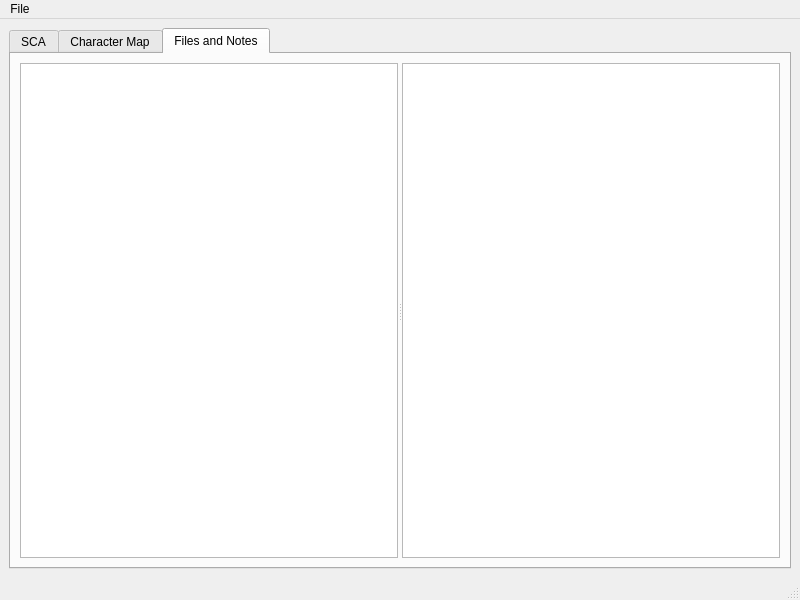
Sirraide/smyth, file ui/MainWindow.ui: the form before one commit.
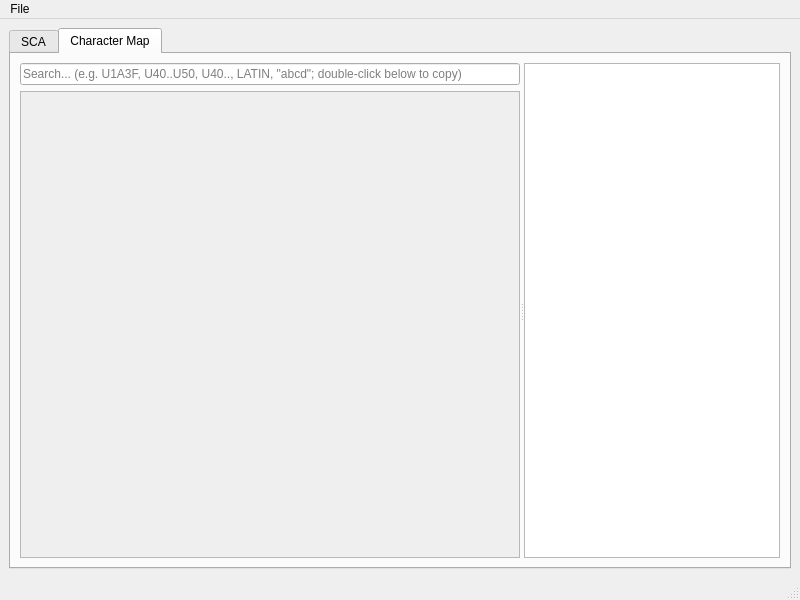
The form after the commit. Custom widgets are drawn as their Qt base class.

```diff
--- a/ui/MainWindow.ui
+++ b/ui/MainWindow.ui
@@ -27,7 +27,7 @@
        <enum>QTabWidget::Rounded</enum>
       </property>
       <property name="currentIndex">
-       <number>2</number>
+       <number>1</number>
       </property>
       <property name="movable">
        <bool>false</bool>
@@ -724,59 +724,6 @@
         </item>
        </layout>
       </widget>
-      <widget class="QWidget" name="vfs_tab">
-       <attribute name="title">
-        <string>Files and Notes</string>
-       </attribute>
-       <layout class="QHBoxLayout" name="horizontalLayout_10">
-        <item>
-         <widget class="QFrame" name="vfs_frame">
-          <property name="frameShape">
-           <enum>QFrame::NoFrame</enum>
-          </property>
-          <property name="frameShadow">
-           <enum>QFrame::Plain</enum>
-          </property>
-          <layout class="QHBoxLayout" name="horizontalLayout_9">
-           <property name="leftMargin">
-            <number>0</number>
-           </property>
-           <property name="topMargin">
-            <number>0</number>
-           </property>
-           <property name="rightMargin">
-            <number>0</number>
-           </property>
-           <property name="bottomMargin">
-            <number>0</number>
-           </property>
-           <item>
-            <widget class="QSplitter" name="vfs_splitter">
-             <property name="orientation">
-              <enum>Qt::Horizontal</enum>
-             </property>
-             <property name="opaqueResize">
-              <bool>true</bool>
-             </property>
-             <widget class="QTreeView" name="vfs_tree_view">
-              <property name="contextMenuPolicy">
-               <enum>Qt::CustomContextMenu</enum>
-              </property>
-              <property name="animated">
-               <bool>true</bool>
-              </property>
-              <attribute name="headerVisible">
-               <bool>false</bool>
-              </attribute>
-             </widget>
-             <widget class="smyth::ui::SmythRichTextEdit" name="vfs_text_edit"/>
-            </widget>
-           </item>
-          </layout>
-         </widget>
-        </item>
-       </layout>
-      </widget>
      </widget>
     </item>
    </layout>
```
Left out of the diff: 194 changed lines with no effect on the pictures.
